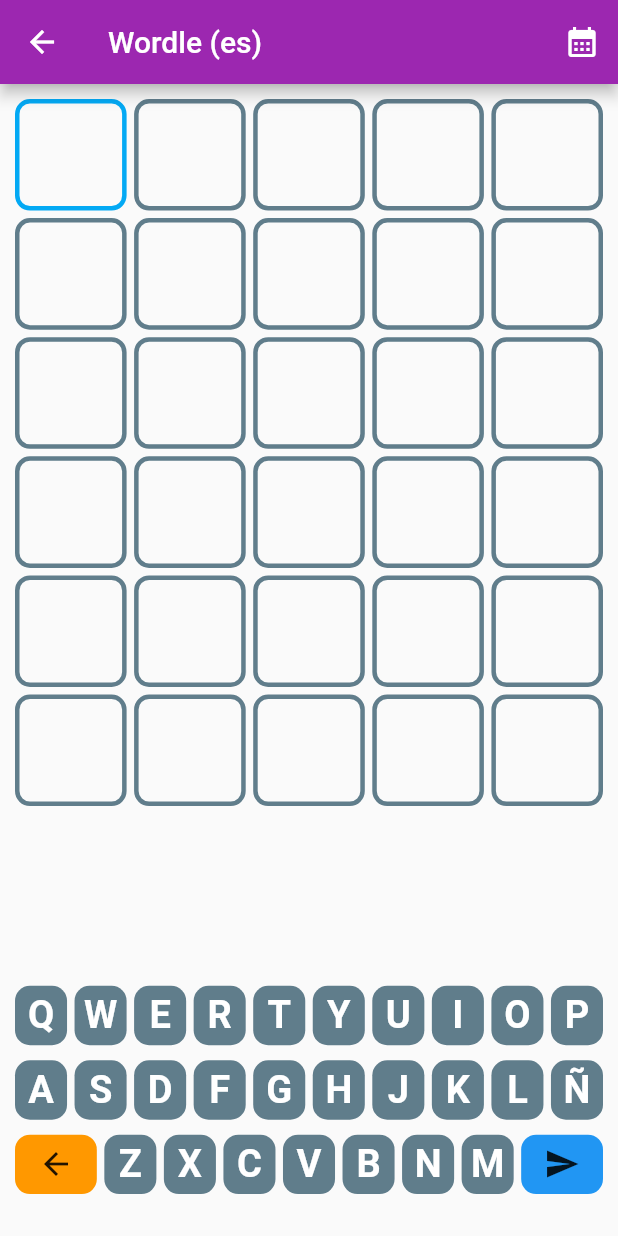
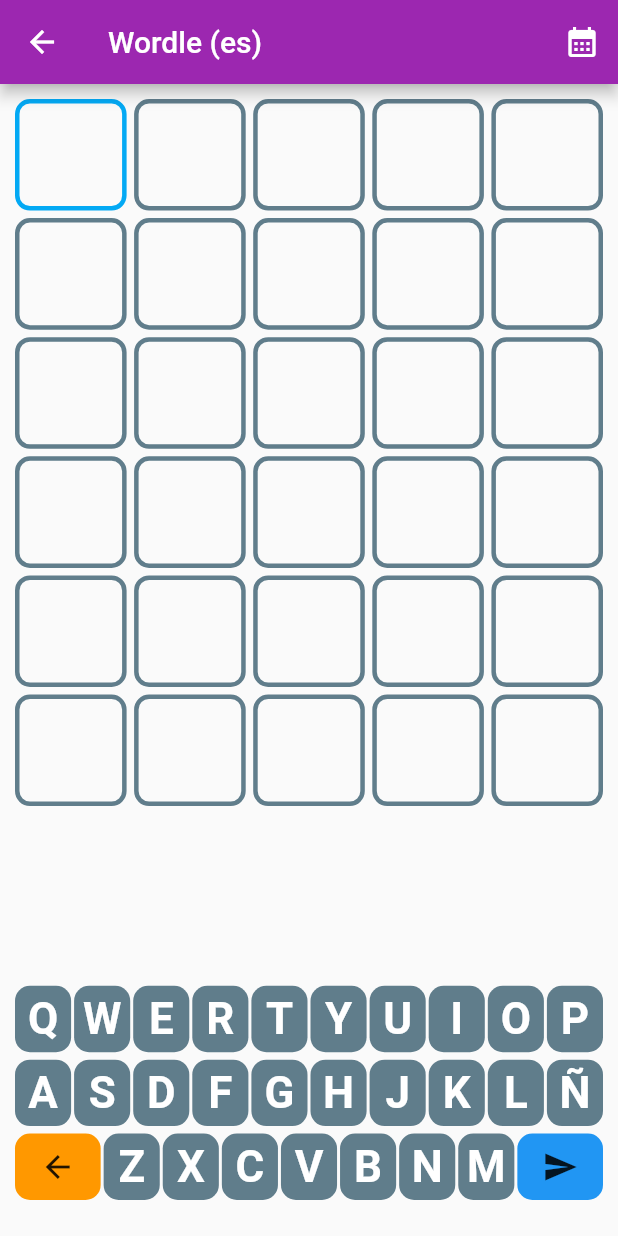
Before and after one commit to ClassHP/minijuegos_flutter, a Flutter app: the Wordle screen opened by its route, on a phone screen of 412 x 824 dp. Run offline on Flutter 3.47's test engine with Material 2 defaults, Android fonts, the phone set to English and light mode, and no system bars; our stand-ins replace cloud_firestore, firebase_core, fluttertoast, localstorage, share_plus; accounts and stored records are empty.

Commit message:
Ajustes para Flutter 3.7.0

```diff
--- a/lib/buscaminas/buscaminas_score.dart
+++ b/lib/buscaminas/buscaminas_score.dart
@@ -103,8 +103,7 @@
                         child: CircleAvatar(child: Text('${index + 1}')),
                       ),
                       title: Text('${docs[index]['name']}'),
-                      subtitle:
-                          Text(formatter.format(docs[index]['date'].toDate())),
+                      subtitle: Text(formatter.format(docs[index]['date'].toDate())),
                       trailing: FittedBox(
                         fit: BoxFit.fill,
                         child: Row(
@@ -112,7 +111,7 @@
                             const Icon(Icons.access_time),
                             Text(
                               _strTime(docs[index]['seconds']),
-                              style: Theme.of(context).textTheme.headline5,
+                              style: Theme.of(context).textTheme.headlineSmall,
                             ),
                           ],
                         ),
--- a/lib/buscapalabras/buscapalabras_score.dart
+++ b/lib/buscapalabras/buscapalabras_score.dart
@@ -51,7 +51,7 @@
                     '${formatter.format(docs[index]['date'].toDate())} | ${docs[index]['longWord']}'),
                 trailing: Text(
                   '${docs[index]['score']}',
-                  style: Theme.of(context).textTheme.headline5,
+                  style: Theme.of(context).textTheme.headlineSmall,
                 ),
               );
             },
--- a/lib/buscapalabras/dictionary.dart
+++ b/lib/buscapalabras/dictionary.dart
@@ -5,7 +5,7 @@
   late Future<void> _ready;
   Future<void> get ready => _ready;
   static final Map<String, Set<String>> _mapDic = {};
-  int _wordCount = 0;
+  //int _wordCount = 0;
 
   Dictionary() {
     _ready = _loadFileWords();
@@ -36,7 +36,7 @@
         _mapDic[word[0]] = {};
       }
       _mapDic[word[0]]!.add(word);
-      _wordCount++;
+      //_wordCount++;
     }
   }
 
--- a/lib/colorbox/colorbox_score.dart
+++ b/lib/colorbox/colorbox_score.dart
@@ -50,7 +50,7 @@
                 subtitle: Text(formatter.format(docs[index]['date'].toDate())),
                 trailing: Text(
                   '${docs[index]['score']}',
-                  style: Theme.of(context).textTheme.headline5,
+                  style: Theme.of(context).textTheme.headlineSmall,
                 ),
               );
             },
--- a/lib/g2048/g2408_score_widget.dart
+++ b/lib/g2048/g2408_score_widget.dart
@@ -53,7 +53,7 @@
                 subtitle: Text(formatter.format(docs[index]['date'].toDate())),
                 trailing: Text(
                   '${docs[index]['score']} / ${_strTime(docs[index]['seconds'])}',
-                  style: Theme.of(context).textTheme.headline5,
+                  style: Theme.of(context).textTheme.headlineSmall,
                 ),
               );
             },
--- a/lib/wordle/keyboard.dart
+++ b/lib/wordle/keyboard.dart
@@ -26,9 +26,10 @@
       child: AspectRatio(
         aspectRatio: 10 / 4,
         child: StaggeredGrid.count(
+          axisDirection: AxisDirection.down,
           crossAxisCount: 40,
-          mainAxisSpacing: 10,
-          crossAxisSpacing: 5,
+          mainAxisSpacing: 5,
+          crossAxisSpacing: 2,
           /*childAspectRatio: 8 / 10,
           physics: const NeverScrollableScrollPhysics(),*/
           children: widget._keys.map<StaggeredGridTile>((cell) {
--- a/lib/wordle/wordle.dart
+++ b/lib/wordle/wordle.dart
@@ -20,7 +20,7 @@
   DateTime _dateSelected = DateTime.now();
   String _nextAt = '';
   DateTime _today = DateTime.now();
-  late Timer _timer;
+  Timer? _timer;
 
   _WordleState() {
     _timer = Timer.periodic(const Duration(milliseconds: 1000), _timerCallback);
@@ -108,7 +108,7 @@
   @override
   void dispose() {
     super.dispose();
-    _timer.cancel();
+    _timer?.cancel();
   }
 
   @override
@@ -156,8 +156,7 @@
               ),
             ),
             const SizedBox(height: 10),
-            if (!_logic.isEnd) Keyboard(_onTap, _setColor),
-            if (_logic.isEnd) endWidget,
+            (!_logic.isEnd) ? Keyboard(_onTap, _setColor) : endWidget,
           ],
         ),
       ),
@@ -229,7 +228,9 @@
       child: _cell.letter != ''
           ? FittedText(
               _cell.letter,
-              color: _cell.color != 0 ? Colors.white : Theme.of(context).textTheme.headline5!.color,
+              color: _cell.color != 0
+                  ? Colors.white
+                  : Theme.of(context).textTheme.headlineSmall!.color,
               fontWeight: FontWeight.bold,
             )
           : null,
```
Also changed, not shown: lib/buscapalabras/buscapalabras.dart (+5 -5 lines), lib/otelo/otelo.dart (+19 -33 lines), lib/otelo/otelo_logic.dart (+28 -38 lines), pubspec.lock, 1 other file.
